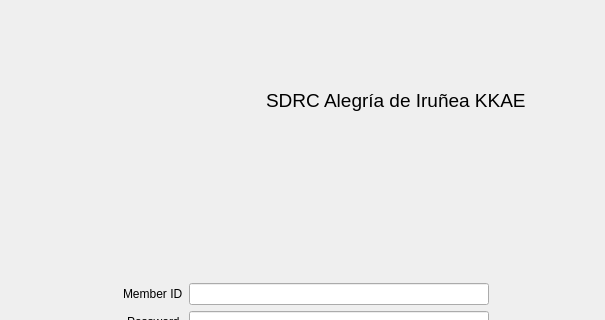
Before: the Qt Designer form penyamanager/adminloginwindow.ui in eguzki/penyamanager, drawn with Qt 5; both pictures show x 97 to 702 and y 0 to 320 of the 800 by 600 pixel window.
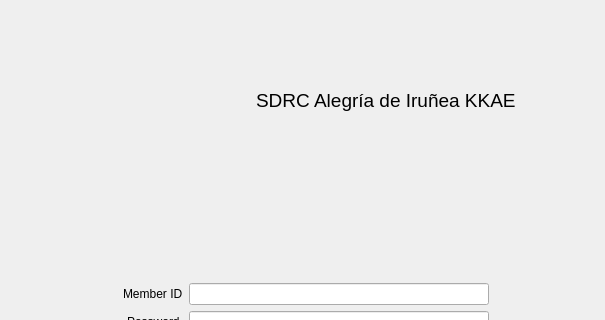
After: the same form once the commit is applied. Icons and pictures are not drawn.

```diff
--- a/penyamanager/adminloginwindow.ui
+++ b/penyamanager/adminloginwindow.ui
@@ -55,13 +55,13 @@
        <widget class="QWidget" name="imageWidget" native="true">
         <property name="minimumSize">
          <size>
-          <width>180</width>
+          <width>160</width>
           <height>0</height>
          </size>
         </property>
         <property name="maximumSize">
          <size>
-          <width>180</width>
+          <width>160</width>
           <height>16777215</height>
          </size>
         </property>
```
Left out of the diff: 6 changed lines with no effect on the pictures.
